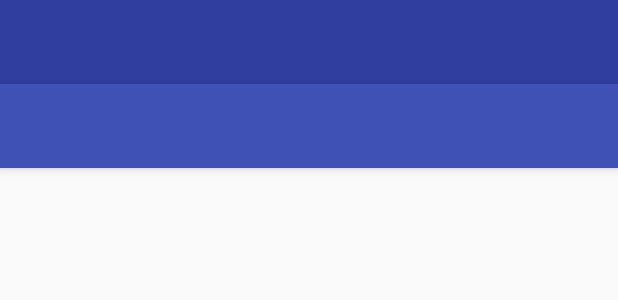
After one commit to GhiathMutlak/SmartShop, an Android app: the layout activity_offers.xml on its own in the app's theme, with its tools: preview values and no code run, on a phone screen of 412 x 824 dp. The commit adds this screen. Shown: the top 300 px of the screen. Run offline under Robolectric (Android 15) with nearby library versions, the light colour scheme and no system bars.

Commit message:
Create :            1. activities.OffersActivity.java            2. classes.Offers.java            3. activity_offers.xml            4. app_bar_offers.xml            5. content_offers.xml
Add :
        1. MainActivity.setImgeBitmap()
        2. make use of multi-threading, and ensure performance

```diff
--- /dev/null
+++ b/app/src/main/res/layout/activity_offers.xml
@@ -0,0 +1,25 @@
+<?xml version="1.0" encoding="utf-8"?>
+<android.support.v4.widget.DrawerLayout xmlns:android="http://schemas.android.com/apk/res/android"
+    xmlns:app="http://schemas.android.com/apk/res-auto"
+    xmlns:tools="http://schemas.android.com/tools"
+    android:id="@+id/drawer_layout"
+    android:layout_width="match_parent"
+    android:layout_height="match_parent"
+    android:fitsSystemWindows="true"
+    tools:openDrawer="start">
+
+    <include
+        layout="@layout/app_bar_offers"
+        android:layout_width="match_parent"
+        android:layout_height="match_parent" />
+
+    <android.support.design.widget.NavigationView
+        android:id="@+id/nav_view"
+        android:layout_width="wrap_content"
+        android:layout_height="match_parent"
+        android:layout_gravity="start"
+        android:fitsSystemWindows="true"
+        app:headerLayout="@layout/nav_header_main"
+        app:menu="@menu/activity_main_drawer" />
+
+</android.support.v4.widget.DrawerLayout>
--- /dev/null
+++ b/app/src/main/res/layout/app_bar_offers.xml
@@ -0,0 +1,28 @@
+<?xml version="1.0" encoding="utf-8"?>
+<android.support.design.widget.CoordinatorLayout xmlns:android="http://schemas.android.com/apk/res/android"
+    xmlns:app="http://schemas.android.com/apk/res-auto"
+    xmlns:tools="http://schemas.android.com/tools"
+    android:layout_width="match_parent"
+    android:layout_height="match_parent"
+    android:fitsSystemWindows="true"
+    tools:context="com.applefish.smartshop.activities.OffersActivity">
+
+    <android.support.design.widget.AppBarLayout
+        android:layout_width="match_parent"
+        android:layout_height="wrap_content"
+        android:theme="@style/AppTheme.AppBarOverlay">
+
+        <android.support.v7.widget.Toolbar
+            android:id="@+id/toolbar"
+            android:layout_width="match_parent"
+            android:layout_height="?attr/actionBarSize"
+            android:background="?attr/colorPrimary"
+            app:popupTheme="@style/AppTheme.PopupOverlay" />
+
+    </android.support.design.widget.AppBarLayout>
+
+    <include layout="@layout/content_offers" />
+
+
+
+</android.support.design.widget.CoordinatorLayout>
--- /dev/null
+++ b/app/src/main/res/layout/content_offers.xml
@@ -0,0 +1,20 @@
+<?xml version="1.0" encoding="utf-8"?>
+<LinearLayout xmlns:android="http://schemas.android.com/apk/res/android"
+    xmlns:app="http://schemas.android.com/apk/res-auto"
+    xmlns:tools="http://schemas.android.com/tools"
+    android:id="@+id/content_offers"
+    android:layout_width="match_parent"
+    android:layout_height="match_parent"
+    android:paddingBottom="@dimen/activity_vertical_margin"
+    android:paddingLeft="@dimen/activity_horizontal_margin"
+    android:paddingRight="@dimen/activity_horizontal_margin"
+    android:paddingTop="@dimen/activity_vertical_margin"
+    app:layout_behavior="@string/appbar_scrolling_view_behavior"
+    tools:context="com.applefish.smartshop.activities.OffersActivity"
+    tools:showIn="@layout/app_bar_offers"
+    android:orientation="vertical">
+
+
+
+
+</LinearLayout>
--- a/app/src/main/res/values-v21/styles.xml
+++ b/app/src/main/res/values-v21/styles.xml
@@ -6,6 +6,7 @@
         <item name="android:windowDrawsSystemBarBackgrounds">true</item>
         <item name="android:statusBarColor">@android:color/transparent</item>
     </style>
+
     <style name="CircularProgress" parent="Theme.AppCompat.Light">
         <item name="colorAccent">@color/colorPrimary</item>
     </style>
--- a/app/src/main/res/values/strings.xml
+++ b/app/src/main/res/values/strings.xml
@@ -13,5 +13,9 @@
     <string name="favourites">Favourites</string>
     <string name="share">Share</string>
     <string name="help">Help</string>
+    <string name="title_activity_main2">Main2Activity</string>
+
+    <string name="action_settings">Settings</string>
+    <string name="title_activity_offers">"Offers "</string>
 
 </resources>
```
Also changed, not shown: app/src/main/AndroidManifest.xml (+12 -1 lines), app/src/main/java/com/applefish/smartshop/activities/MainActivity.java (+123 -79 lines), app/src/main/java/com/applefish/smartshop/activities/OffersActivity.java (added, +84 -0 lines), app/src/main/java/com/applefish/smartshop/classes/Offer.java (added, +98 -0 lines), app/src/main/java/com/applefish/smartshop/classes/Store.java (+39 -1 lines).
